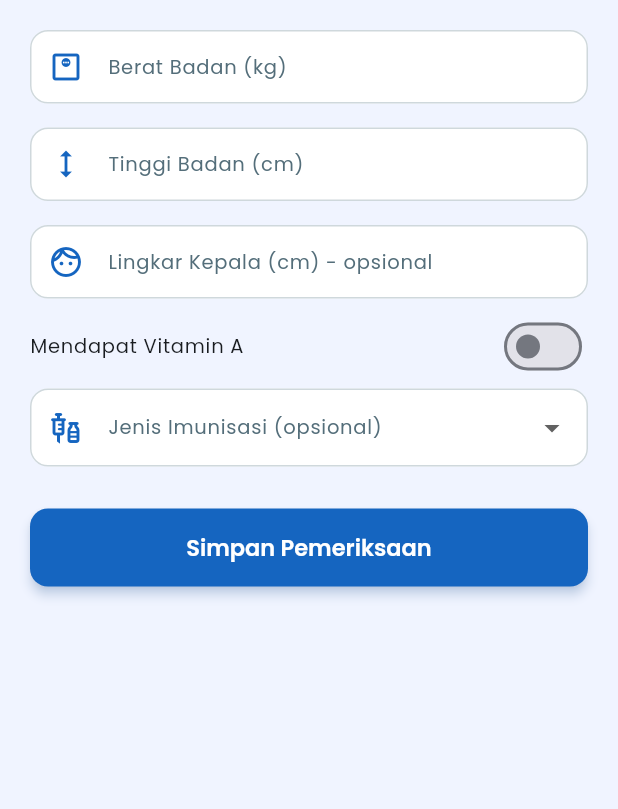
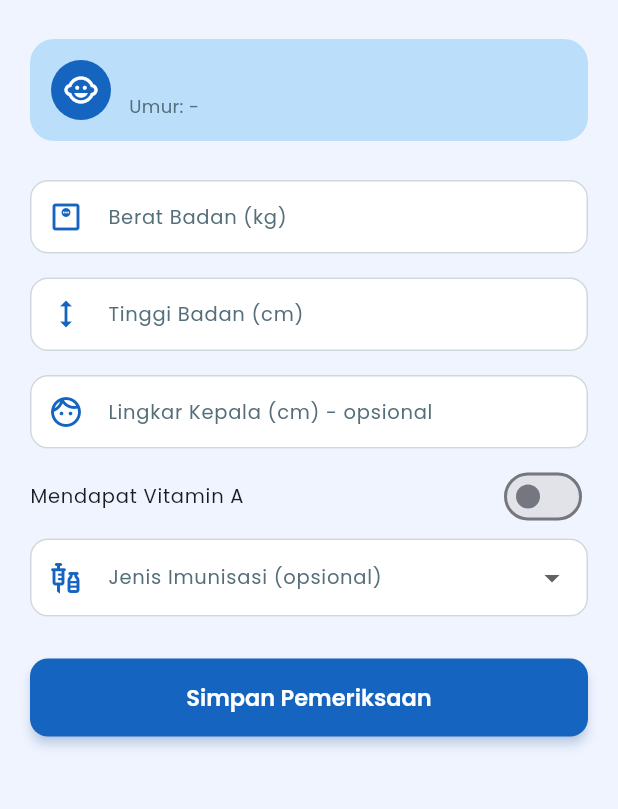
Before and after one commit to Yoga0107/posyandu-app, a Flutter app: the PemeriksaanBalitaFormScreen screen opened directly with empty values, on a phone screen of 412 x 824 dp, the part 84-893 px from its top. Run offline on Flutter 3.47's test engine with Material 3 defaults, Android fonts, the phone set to English and light mode, and no system bars; our stand-ins replace cached_network_image, dio, google_fonts, open_filex, pretty_dio_logger, shared_preferences and 1 more; missing offline and left inert: dart:html; accounts and stored records are empty; network calls fail.

Commit message:
update formulir kartu bantu with actual Google Drive links and add age calculation feature in home screen

```diff
--- a/lib/features/dashboard/presentation/screens/home_screen.dart
+++ b/lib/features/dashboard/presentation/screens/home_screen.dart
@@ -23,7 +23,6 @@ import '../../../../core/theme/app_theme.dart';
 import '../../../../core/widgets/app_widgets.dart';
 import '../../../../core/utils/providers.dart';
 import '../../../../core/constants/app_constants.dart';
-
 import 'user_management_screen.dart';
 
 
@@ -34,6 +33,31 @@ String _fmtTanggal(String? iso) {
     return DateFormat('EEEE, d MMM yyyy', 'id_ID').format(d);
   } catch (_) {
     return iso;
+  }
+}
+
+/// Hitung umur dari tanggal lahir. Balita ditampilkan dalam bulan (atau
+/// "X thn Y bln" kalau sudah lebih dari setahun), lansia/dewasa dalam tahun.
+String hitungUmur(String? tanggalLahirIso, {bool isBalita = true}) {
+  if (tanggalLahirIso == null || tanggalLahirIso.isEmpty) return '-';
+  try {
+    final lahir = DateTime.parse(tanggalLahirIso);
+    final now = DateTime.now();
+    int totalBulan = (now.year - lahir.year) * 12 + (now.month - lahir.month);
+    if (now.day < lahir.day) totalBulan--;
+    if (totalBulan < 0) totalBulan = 0;
+
+    if (isBalita) {
+      if (totalBulan < 12) return '$totalBulan bulan';
+      final tahun = totalBulan ~/ 12;
+      final sisaBulan = totalBulan % 12;
+      return sisaBulan == 0 ? '$tahun tahun' : '$tahun thn $sisaBulan bln';
+    } else {
+      final tahun = totalBulan ~/ 12;
+      return '$tahun tahun';
+    }
+  } catch (_) {
+    return '-';
   }
 }
 
@@ -1162,10 +1186,12 @@ class _JadwalDetailScreenState extends State<JadwalDetailScreen> {
                                     builder: (_) => k.kategori == 'balita'
                                         ? PemeriksaanBalitaFormScreen(
                                             kunjunganId: k.id,
-                                            namaWarga: k.namaWarga ?? '-')
+                                            namaWarga: k.namaWarga ?? '-',
+                                            tanggalLahir: k.tanggalLahir)
                                         : PemeriksaanPosbinduFormScreen(
                                             kunjunganId: k.id,
-                                            namaWarga: k.namaWarga ?? '-'),
+                                            namaWarga: k.namaWarga ?? '-',
+                                            tanggalLahir: k.tanggalLahir),
                                   ),
                                 );
                                 if (result == true && mounted) _load();
@@ -1226,9 +1252,18 @@ class _KunjunganRow extends StatelessWidget {
             ),
             const SizedBox(width: 10),
             Expanded(
-                child: Text(kunjungan.namaWarga ?? '-',
+                child: Column(
+              crossAxisAlignment: CrossAxisAlignment.start,
+              children: [
+                Text(kunjungan.namaWarga ?? '-',
                     style: const TextStyle(
-                        fontWeight: FontWeight.w700, fontSize: 13))),
+                        fontWeight: FontWeight.w700, fontSize: 13)),
+                Text(
+                    'Umur: ${hitungUmur(kunjungan.tanggalLahir, isBalita: kunjungan.kategori != 'lansia')}',
+                    style: const TextStyle(
+                        fontSize: 11, color: AppColors.textSecondary)),
+              ],
+            )),
             if (kunjungan.kategori == 'balita' && kunjungan.statusGizi != null)
               StatusGiziBadge(kode: kunjungan.statusGizi)
             else if (kunjungan.kategori == 'lansia' &&
@@ -1333,7 +1368,7 @@ class _PilihWargaSheet extends StatelessWidget {
                     ),
                     title: Text(w.namaTampilan),
                     subtitle: Text(
-                        'NIK: ${w.nik}${w.namaUser != null ? ' · Akun: ${w.namaUser}' : ''}'),
+                        'NIK: ${w.nik} · Umur: ${hitungUmur(w.tanggalLahir, isBalita: w.isBalita)}${w.namaUser != null ? ' · Akun: ${w.namaUser}' : ''}'),
                     onTap: () => Navigator.pop(context, w),
                   );
                 },
@@ -1352,8 +1387,9 @@ class _PilihWargaSheet extends StatelessWidget {
 class PemeriksaanBalitaFormScreen extends StatefulWidget {
   final String kunjunganId;
   final String namaWarga;
+  final String? tanggalLahir;
   const PemeriksaanBalitaFormScreen(
-      {super.key, required this.kunjunganId, required this.namaWarga});
+      {super.key, required this.kunjunganId, required this.namaWarga, this.tanggalLahir});
   @override
   State<PemeriksaanBalitaFormScreen> createState() =>
       _PemeriksaanBalitaFormScreenState();
@@ -1433,6 +1469,36 @@ class _PemeriksaanBalitaFormScreenState
         builder: (_, provider, __) => Form(
           key: _formKey,
           child: ListView(padding: const EdgeInsets.all(20), children: [
+            Card(
+              color: AppColors.primaryLighter,
+              elevation: 0,
+              child: Padding(
+                padding: const EdgeInsets.all(14),
+                child: Row(children: [
+                  const CircleAvatar(
+                    backgroundColor: AppColors.primary,
+                    child: Icon(Icons.child_care_rounded, color: Colors.white),
+                  ),
+                  const SizedBox(width: 12),
+                  Expanded(
+                    child: Column(
+                      crossAxisAlignment: CrossAxisAlignment.start,
+                      children: [
+                        Text(widget.namaWarga,
+                            style: const TextStyle(
+                                fontWeight: FontWeight.w700, fontSize: 14)),
+                        const SizedBox(height: 2),
+                        Text(
+                            'Umur: ${hitungUmur(widget.tanggalLahir, isBalita: true)}',
+                            style: const TextStyle(
+                                fontSize: 12, color: AppColors.textSecondary)),
+                      ],
+                    ),
+                  ),
+                ]),
+              ),
+            ),
+            const SizedBox(height: 20),
             TextFormField(
               controller: _beratCtrl,
               keyboardType:
@@ -1513,8 +1579,9 @@ class _PemeriksaanBalitaFormScreenState
 class PemeriksaanPosbinduFormScreen extends StatefulWidget {
   final String kunjunganId;
   final String namaWarga;
+  final String? tanggalLahir;
   const PemeriksaanPosbinduFormScreen(
-      {super.key, required this.kunjunganId, required this.namaWarga});
+      {super.key, required this.kunjunganId, required this.namaWarga, this.tanggalLahir});
   @override
   State<PemeriksaanPosbinduFormScreen> createState() =>
       _PemeriksaanPosbinduFormScreenState();
@@ -1584,6 +1651,36 @@ class _PemeriksaanPosbinduFormScreenState
         builder: (_, provider, __) => Form(
           key: _formKey,
           child: ListView(padding: const EdgeInsets.all(20), children: [
+            Card(
+              color: AppColors.primaryLighter,
+              elevation: 0,
+              child: Padding(
+                padding: const EdgeInsets.all(14),
+                child: Row(children: [
+                  const CircleAvatar(
+                    backgroundColor: AppColors.primary,
+                    child: Icon(Icons.elderly, color: Colors.white),
+                  ),
+                  const SizedBox(width: 12),
+                  Expanded(
+                    child: Column(
+                      crossAxisAlignment: CrossAxisAlignment.start,
+                      children: [
+                        Text(widget.namaWarga,
+                            style: const TextStyle(
+                                fontWeight: FontWeight.w700, fontSize: 14)),
+                        const SizedBox(height: 2),
+                        Text(
+                            'Umur: ${hitungUmur(widget.tanggalLahir, isBalita: false)}',
+                            style: const TextStyle(
+                                fontSize: 12, color: AppColors.textSecondary)),
+                      ],
+                    ),
+                  ),
+                ]),
+              ),
+            ),
+            const SizedBox(height: 20),
             TextFormField(
               controller: _beratCtrl,
               keyboardType:
```
Also changed, not shown: lib/features/auth/presentation/screens/formulir_kartu_bantu_screen.dart (+14 -14 lines).
